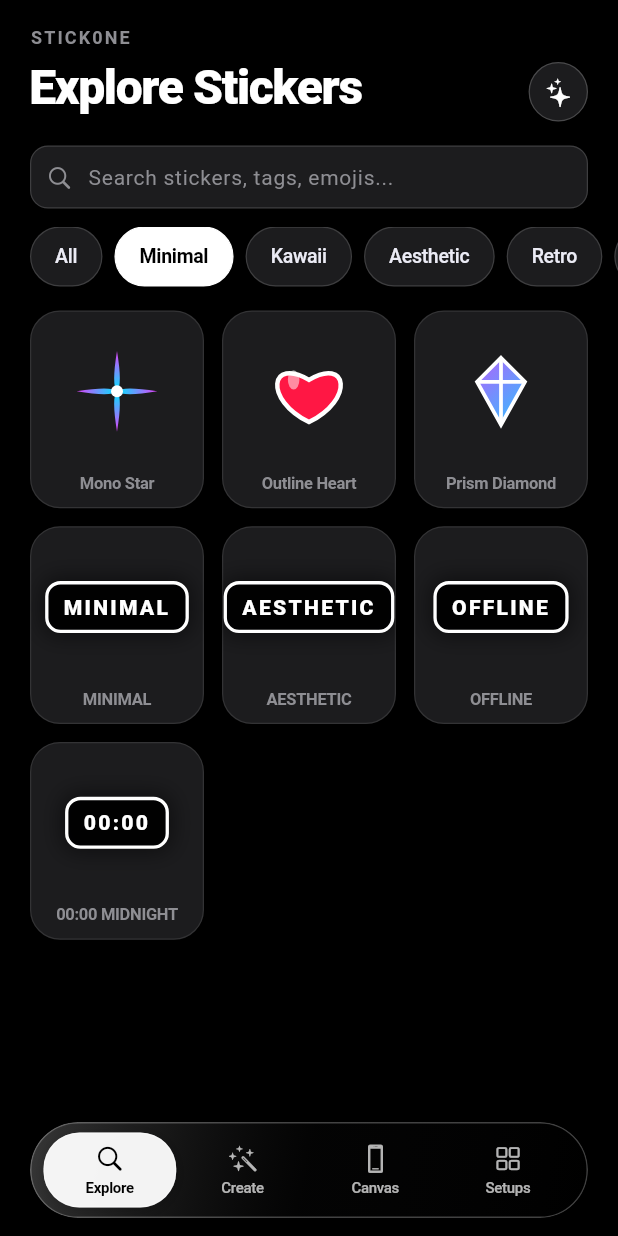
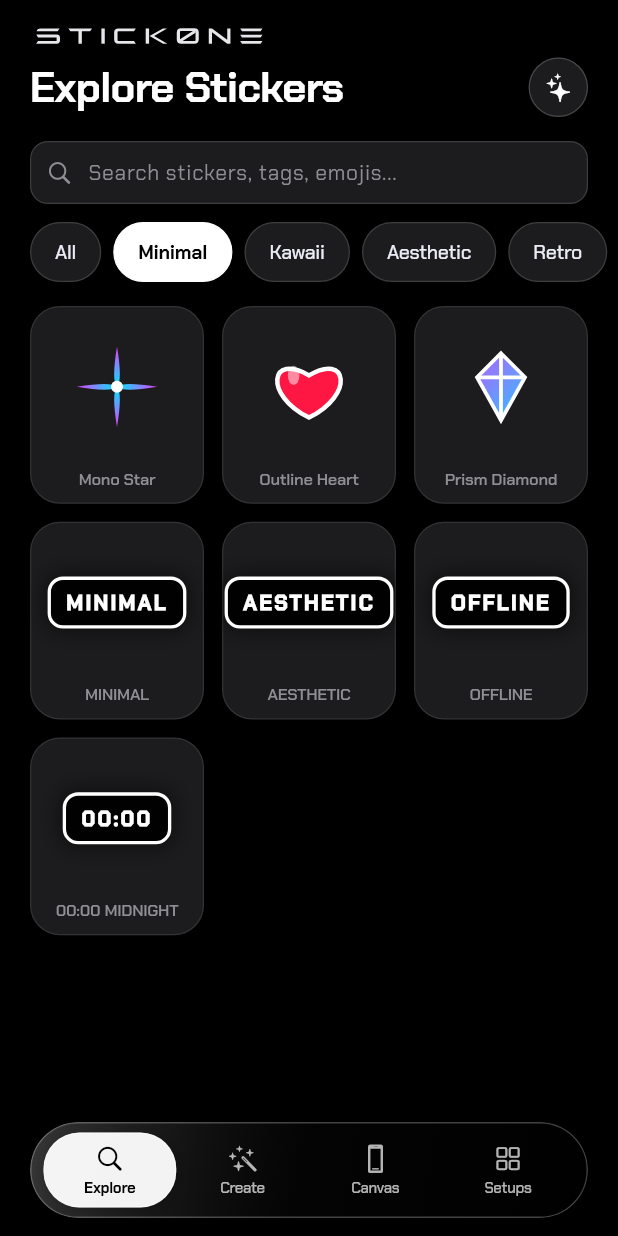
Before and after one commit to Gowsan-S/Stick0ne, a Flutter app: the screen it shows after launch, after a tap on "Minimal", on a phone screen of 412 x 824 dp. Run offline on Flutter 3.47's test engine with Material 3 defaults, Android fonts, the phone set to English and light mode, and no system bars; our stand-ins replace image_picker, share_plus, shared_preferences.

Commit message:
feat: integrated official Stick0ne SVG logo and Chakra Petch cyber-geometric typography across all screens

```diff
--- a/lib/main.dart
+++ b/lib/main.dart
@@ -45,6 +45,7 @@ class Stick0neApp extends StatelessWidget {
         theme: ThemeData(
           useMaterial3: true,
           brightness: Brightness.dark,
+          fontFamily: 'ChakraPetch',
           scaffoldBackgroundColor: const Color(0xFF000000), // OLED Pure Black
           canvasColor: const Color(0xFF000000),
           cardColor: const Color(0xFF1C1C1E), // iOS Grouped Inset Card
--- a/lib/screens/my_designs_screen.dart
+++ b/lib/screens/my_designs_screen.dart
@@ -5,6 +5,7 @@ import 'package:flutter/services.dart';
 import 'package:provider/provider.dart';
 import '../models/saved_design.dart';
 import '../providers/canvas_provider.dart';
+import '../widgets/stick0ne_logo.dart';
 
 class MyDesignsScreen extends StatelessWidget {
   final VoidCallback onNavigateToCanvas;
@@ -48,23 +49,15 @@ class MyDesignsScreen extends StatelessWidget {
       child: Column(
         crossAxisAlignment: CrossAxisAlignment.start,
         children: const [
-          Text(
-            'GALLERY',
-            style: TextStyle(
-              color: Color(0xFF8E8E93),
-              fontSize: 12,
-              fontWeight: FontWeight.w700,
-              letterSpacing: 1.4,
-            ),
-          ),
-          SizedBox(height: 2),
+          Stick0neLogo(height: 15, color: Color(0xFFE5E5EA)),
+          SizedBox(height: 6),
           Text(
             'My Setups',
             style: TextStyle(
               color: Colors.white,
-              fontSize: 32,
+              fontSize: 28,
               fontWeight: FontWeight.w800,
-              letterSpacing: -0.9,
+              letterSpacing: -0.5,
             ),
           ),
         ],
--- a/lib/screens/preview_display_modal.dart
+++ b/lib/screens/preview_display_modal.dart
@@ -4,6 +4,7 @@ import 'package:flutter/material.dart';
 import 'package:flutter/services.dart';
 import 'package:provider/provider.dart';
 import '../providers/canvas_provider.dart';
+import '../widgets/stick0ne_logo.dart';
 
 class PreviewDisplayModal extends StatefulWidget {
   final Uint8List imageBytes;
@@ -153,6 +154,8 @@ class _PreviewDisplayModalState extends State<PreviewDisplayModal> {
                     Column(
                       crossAxisAlignment: CrossAxisAlignment.start,
                       children: const [
+                        Stick0neLogo(height: 14, color: Color(0xFFE5E5EA)),
+                        SizedBox(height: 4),
                         Text(
                           'Stick to Screen',
                           style: TextStyle(
--- a/lib/screens/sticker_creator_screen.dart
+++ b/lib/screens/sticker_creator_screen.dart
@@ -10,6 +10,7 @@ import '../providers/canvas_provider.dart';
 import '../providers/sticker_provider.dart';
 import '../services/storage_service.dart';
 import '../widgets/drawing_canvas.dart';
+import '../widgets/stick0ne_logo.dart';
 import 'photo_cutter_screen.dart';
 
 class StickerCreatorScreen extends StatefulWidget {
@@ -311,23 +312,15 @@ class _StickerCreatorScreenState extends State<StickerCreatorScreen> {
       child: Column(
         crossAxisAlignment: CrossAxisAlignment.start,
         children: const [
-          Text(
-            'STUDIO',
-            style: TextStyle(
-              color: Color(0xFF8E8E93),
-              fontSize: 12,
-              fontWeight: FontWeight.w700,
-              letterSpacing: 1.4,
-            ),
-          ),
-          SizedBox(height: 2),
+          Stick0neLogo(height: 15, color: Color(0xFFE5E5EA)),
+          SizedBox(height: 6),
           Text(
             'Create Sticker',
             style: TextStyle(
               color: Colors.white,
-              fontSize: 32,
+              fontSize: 28,
               fontWeight: FontWeight.w800,
-              letterSpacing: -0.9,
+              letterSpacing: -0.5,
             ),
           ),
         ],
--- a/lib/screens/sticker_placement_screen.dart
+++ b/lib/screens/sticker_placement_screen.dart
@@ -9,6 +9,7 @@ import '../models/sticker_placement.dart';
 import '../providers/canvas_provider.dart';
 import '../providers/sticker_provider.dart';
 import '../widgets/vector_stickers.dart';
+import '../widgets/stick0ne_logo.dart';
 
 class StickerPlacementScreen extends StatefulWidget {
   final VoidCallback onNavigateToSearch;
@@ -743,7 +744,7 @@ class _StickerPlacementScreenState extends State<StickerPlacementScreen> {
       ),
       child: Row(
         children: [
-          if (canvas.placements.isNotEmpty)
+          if (canvas.placements.isNotEmpty) ...[
             GestureDetector(
               onTap: _clearCanvasConfirm,
               child: Container(
@@ -772,16 +773,18 @@ class _StickerPlacementScreenState extends State<StickerPlacementScreen> {
                 ),
               ),
             ),
-
             const SizedBox(width: 10),
+          ],
 
           Expanded(
             child: Row(
               mainAxisSize: MainAxisSize.min,
               children: [
                 Flexible(
-                  child: Text(
-                    canvas.placements.isEmpty ? 'Blank Canvas' : canvas.currentDesignName,
+                  child: canvas.placements.isEmpty
+                      ? const Stick0neLogo(height: 15, color: Color(0xFFE5E5EA))
+                      : Text(
+                          canvas.currentDesignName,
                           maxLines: 1,
                           overflow: TextOverflow.ellipsis,
                           style: const TextStyle(
--- a/lib/screens/sticker_search_screen.dart
+++ b/lib/screens/sticker_search_screen.dart
@@ -5,6 +5,7 @@ import 'package:provider/provider.dart';
 import '../models/sticker_item.dart';
 import '../providers/canvas_provider.dart';
 import '../providers/sticker_provider.dart';
+import '../widgets/stick0ne_logo.dart';
 import '../widgets/vector_stickers.dart';
 
 class StickerSearchScreen extends StatefulWidget {
@@ -71,23 +72,15 @@ class _StickerSearchScreenState extends State<StickerSearchScreen> {
             child: Column(
               crossAxisAlignment: CrossAxisAlignment.start,
               children: const [
-                Text(
-                  'STICK0NE',
-                  style: TextStyle(
-                    color: Color(0xFF8E8E93),
-                    fontSize: 12,
-                    fontWeight: FontWeight.w700,
-                    letterSpacing: 1.4,
-                  ),
-                ),
-                SizedBox(height: 2),
+                Stick0neLogo(height: 16, color: Color(0xFFE5E5EA)),
+                SizedBox(height: 6),
                 Text(
                   'Explore Stickers',
                   style: TextStyle(
                     color: Colors.white,
-                    fontSize: 32,
+                    fontSize: 28,
                     fontWeight: FontWeight.w800,
-                    letterSpacing: -0.9,
+                    letterSpacing: -0.5,
                   ),
                 ),
               ],
--- /dev/null
+++ b/lib/widgets/stick0ne_logo.dart
@@ -0,0 +1,201 @@
+import 'package:flutter/material.dart';
+
+/// Pixel-perfect vector widget rendering the official Stick0ne SVG logo.
+class Stick0neLogo extends StatelessWidget {
+  final double? width;
+  final double? height;
+  final Color color;
+
+  const Stick0neLogo({
+    super.key,
+    this.width,
+    this.height = 24,
+    this.color = Colors.white,
+  });
+
+  @override
+  Widget build(BuildContext context) {
+    final h = height ?? 24.0;
+    final w = width ?? (h * (775.0 / 78.0));
+
+    return SizedBox(
+      width: w,
+      height: h,
+      child: CustomPaint(
+        painter: _Stick0neLogoPainter(color: color),
+      ),
+    );
+  }
+}
+
+class _Stick0neLogoPainter extends CustomPainter {
+  final Color color;
+
+  _Stick0neLogoPainter({this.color = Colors.white});
+
+  @override
+  void paint(Canvas canvas, Size size) {
+    final paint = Paint()
+      ..color = color
+      ..style = PaintingStyle.fill
+      ..isAntiAlias = true;
+
+    canvas.save();
+    // Scale and translate viewBox "130 10 775 78" to fit size
+    canvas.scale(size.width / 775.0, size.height / 78.0);
+    canvas.translate(-130.0, -10.0);
+
+    // --- S ---
+    final pathS1 = Path()
+      ..moveTo(164, 24.5)
+      ..lineTo(226, 24.5)
+      ..lineTo(220, 33.5)
+      ..lineTo(151.5, 33.5)
+      ..cubicTo(152.5, 27.5, 157, 24.5, 164, 24.5)
+      ..close();
+    canvas.drawPath(pathS1, paint);
+
+    final pathS2 = Path()
+      ..moveTo(162, 44.5)
+      ..lineTo(217, 44.5)
+      ..cubicTo(223.5, 44.5, 227.5, 48.5, 227.5, 55)
+      ..lineTo(227.5, 63.5)
+      ..cubicTo(227.5, 70, 223.5, 74, 217, 74)
+      ..lineTo(150, 74)
+      ..lineTo(156, 65)
+      ..lineTo(216.5, 65)
+      ..lineTo(216.5, 53.5)
+      ..lineTo(156, 53.5)
+      ..lineTo(150.5, 44.5)
+      ..close();
+    canvas.drawPath(pathS2, paint);
+
+    // --- T ---
+    final pathT = Path()
+      ..moveTo(255, 24.5)
+      ..lineTo(331.5, 24.5)
+      ..lineTo(325.5, 33.5)
+      ..lineTo(298.5, 33.5)
+      ..lineTo(298.5, 74)
+      ..lineTo(287.5, 74)
+      ..lineTo(287.5, 33.5)
+      ..lineTo(261, 33.5)
+      ..close();
+    canvas.drawPath(pathT, paint);
+
+    // --- I ---
+    canvas.drawRect(const Rect.fromLTWH(362, 24.5, 11, 49.5), paint);
+
+    // --- C ---
+    final pathC = Path()
+      ..moveTo(417, 24.5)
+      ..lineTo(474, 24.5)
+      ..lineTo(468, 33.5)
+      ..lineTo(417.5, 33.5)
+      ..cubicTo(415.5, 33.5, 414.5, 34.5, 414.5, 36.5)
+      ..lineTo(414.5, 62)
+      ..cubicTo(414.5, 64, 415.5, 65, 417.5, 65)
+      ..lineTo(468, 65)
+      ..lineTo(474, 74)
+      ..lineTo(417, 74)
+      ..cubicTo(408, 74, 403.5, 69.5, 403.5, 60.5)
+      ..lineTo(403.5, 38)
+      ..cubicTo(403.5, 29, 408, 24.5, 417, 24.5)
+      ..close();
+    canvas.drawPath(pathC, paint);
+
+    // --- K ---
+    canvas.drawRect(const Rect.fromLTWH(506, 24.5, 11, 49.5), paint);
+    final pathK = Path()
+      ..moveTo(562, 24.5)
+      ..lineTo(575.5, 24.5)
+      ..lineTo(533.5, 49.25)
+      ..lineTo(576.5, 74)
+      ..lineTo(562.5, 74)
+      ..lineTo(518.5, 49.25)
+      ..close();
+    canvas.drawPath(pathK, paint);
+
+    // --- 0 (slashed zero - outer ring + inner cutout with evenodd) ---
+    final pathO = Path()
+      ..fillType = PathFillType.evenOdd
+      ..moveTo(621, 24)
+      ..lineTo(664.5, 24)
+      ..cubicTo(673.5, 24, 678.5, 29, 678.5, 38)
+      ..lineTo(678.5, 60)
+      ..cubicTo(678.5, 69, 673.5, 74, 664.5, 74)
+      ..lineTo(621, 74)
+      ..cubicTo(612, 74, 607, 69, 607, 60)
+      ..lineTo(607, 38)
+      ..cubicTo(607, 29, 612, 24, 621, 24)
+      ..close()
+      ..moveTo(620, 33)
+      ..cubicTo(618.5, 33, 617.5, 34, 617.5, 35.5)
+      ..lineTo(617.5, 62.5)
+      ..cubicTo(617.5, 64, 618.5, 65, 620, 65)
+      ..lineTo(665.5, 65)
+      ..cubicTo(667, 65, 668, 64, 668, 62.5)
+      ..lineTo(668, 35.5)
+      ..cubicTo(668, 34, 667, 33, 665.5, 33)
+      ..lineTo(620, 33)
+      ..close();
+    canvas.drawPath(pathO, paint);
+
+    // 0 internal slash
+    final pathSlash = Path()
+      ..moveTo(617.5, 59.55)
+      ..lineTo(659.4, 33)
+      ..lineTo(668, 33)
+      ..lineTo(668, 38.45)
+      ..lineTo(626.1, 65)
+      ..lineTo(617.5, 65)
+      ..close();
+    canvas.drawPath(pathSlash, paint);
+
+    // --- N ---
+    final pathN = Path()
+      ..moveTo(711, 24.5)
+      ..lineTo(721.5, 24.5)
+      ..lineTo(771, 61.5)
+      ..lineTo(771, 24.5)
+      ..lineTo(781.5, 24.5)
+      ..lineTo(781.5, 74)
+      ..lineTo(771, 74)
+      ..lineTo(721.5, 37)
+      ..lineTo(721.5, 74)
+      ..lineTo(711, 74)
+      ..close();
+    canvas.drawPath(pathN, paint);
+
+    // --- E ---
+    final pathE1 = Path()
+      ..moveTo(813, 24.5)
+      ..lineTo(885.5, 24.5)
+      ..lineTo(879.5, 33.5)
+      ..lineTo(819, 33.5)
+      ..close();
+    canvas.drawPath(pathE1, paint);
+
+    final pathE2 = Path()
+      ..moveTo(813, 44.75)
+      ..lineTo(885.5, 44.75)
+      ..lineTo(879.5, 53.75)
+      ..lineTo(819, 53.75)
+      ..close();
+    canvas.drawPath(pathE2, paint);
+
+    final pathE3 = Path()
+      ..moveTo(813, 65)
+      ..lineTo(885.5, 65)
+      ..lineTo(879.5, 74)
+      ..lineTo(819, 74)
+      ..close();
+    canvas.drawPath(pathE3, paint);
+
+    canvas.restore();
+  }
+
+  @override
+  bool shouldRepaint(covariant _Stick0neLogoPainter oldDelegate) =>
+      oldDelegate.color != color;
+}
```
Also changed, not shown: pubspec.yaml (+11 -0 lines), assets/fonts/ChakraPetch-Bold.ttf (added), assets/fonts/ChakraPetch-Medium.ttf (added), assets/fonts/ChakraPetch-Regular.ttf (added), assets/fonts/ChakraPetch-SemiBold.ttf (added), assets/stick0ne_logo.svg (added), 5 other files. Lines whose indentation alone changed are shown as unchanged.
